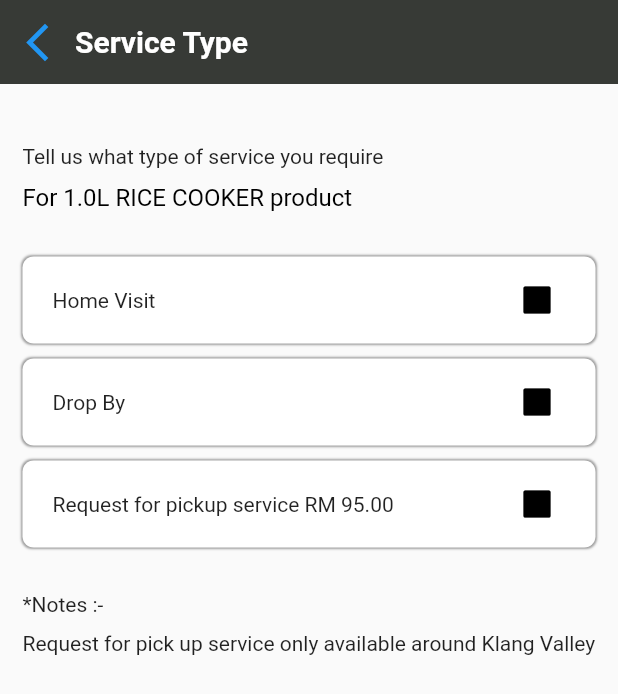
After one commit to Villva-Tharisan/khind, a Flutter app: the ProductModel screen opened by its route, after a tap on "Request Repair", on a phone screen of 412 x 824 dp. The commit adds this screen. Shown: the top 694 px of the screen. Run offline on Flutter 3.47's test engine with Material 2 defaults, Android fonts, the phone set to English and light mode, and no system bars; our stand-ins replace animated_bottom_navigation_bar, auto_size_text, file_picker, flutter_dotenv, flutter_secure_storage, hexcolor and 2 more; missing offline and left inert: flutter_inappwebview, http_interceptor, qr_code_scanner; accounts and stored records are empty; network calls fail; statements that could not run were skipped.

Commit message:
service request screen (service type)

```diff
--- a/lib/router.dart
+++ b/lib/router.dart
@@ -12,6 +12,8 @@ import 'package:khind/screens/signin.dart';
 import 'package:khind/screens/signup.dart';
 import 'package:khind/screens/forgot_password.dart';
 import 'package:khind/screens/home.dart';
+
+import 'screens/service_type.dart';
 
 class AppRouter {
   static const String initialRoute = "/";
@@ -58,10 +60,14 @@ class AppRouter {
       case 'productModel':
         return MaterialPageRoute(builder: (_) => ProductModel());
 
+      case 'serviceType':
+        return MaterialPageRoute(builder: (_) => ServiceType());
+
       default:
         return MaterialPageRoute(
-            builder: (_) =>
-                Scaffold(body: Center(child: Text('No route defined for ${settings.name}'))));
+            builder: (_) => Scaffold(
+                body: Center(
+                    child: Text('No route defined for ${settings.name}'))));
     }
   }
 
--- a/lib/screens/mypurchases.dart
+++ b/lib/screens/mypurchases.dart
@@ -62,7 +62,8 @@ class _MyPurchasesState extends State<MyPurchases> {
 
     if (response.statusCode == 200) {
       Map resp = json.decode(response.body);
-      var purchases = (resp['data'] as List).map((i) => Purchase.fromJson(i)).toList();
+      var purchases =
+          (resp['data'] as List).map((i) => Purchase.fromJson(i)).toList();
 
       setState(() {
         _myPurchase = purchases;
@@ -138,12 +139,13 @@ class _MyPurchasesState extends State<MyPurchases> {
                     height: 10,
                   ),
                   Container(
-                    height: height * 0.5,
+                    height: height * 0.65,
                     child: _myPurchase.isEmpty
                         ? Center(
                             child: Padding(
                               padding: const EdgeInsets.all(16),
-                              child: Text("No more data to show, tap to refresh",
+                              child: Text(
+                                  "No more data to show, tap to refresh",
                                   style: TextStyle(color: Colors.black)),
                             ),
                           )
@@ -158,23 +160,23 @@ class _MyPurchasesState extends State<MyPurchases> {
                             },
                           ),
                   ),
-                  SizedBox(
-                    height: height * 0.08,
-                  ),
-                  GestureDetector(
-                    onTap: () {},
-                    child: Container(
-                      height: 40,
-                      width: width * 0.4,
-                      padding: EdgeInsets.all(5),
-                      decoration: BoxDecoration(
-                        // color: Color(0xFFEFF0EF),
-                        color: Colors.grey.withOpacity(0.3),
-                        // borderRadius: BorderRadius.circular(7.5),
-                      ),
-                      child: Text('Out of Warranty but Request Repair'),
-                    ),
-                  )
+                  // SizedBox(
+                  //   height: height * 0.08,
+                  // ),
+                  // GestureDetector(
+                  //   onTap: () {},
+                  //   child: Container(
+                  //     height: 40,
+                  //     width: width * 0.4,
+                  //     padding: EdgeInsets.all(5),
+                  //     decoration: BoxDecoration(
+                  //       // color: Color(0xFFEFF0EF),
+                  //       color: Colors.grey.withOpacity(0.3),
+                  //       // borderRadius: BorderRadius.circular(7.5),
+                  //     ),
+                  //     child: Text('Out of Warranty but Request Repair'),
+                  //   ),
+                  // )
                 ],
               ),
             )
--- a/lib/screens/news.dart
+++ b/lib/screens/news.dart
@@ -162,9 +162,11 @@ class NewsCard extends StatelessWidget {
                 ),
                 Text(
                   DateFormat('dd/MM/yyyy').format(
-                          DateFormat('yyyy-MM-dd hh:mm:ss').parse(news!.createdAt!.toString())) +
+                          DateFormat('yyyy-MM-dd hh:mm:ss')
+                              .parse(news!.createdAt!.toString())) +
                       " | ${category!}",
-                  style: TextStyle(height: 2, fontSize: 12, color: Colors.black),
+                  style:
+                      TextStyle(height: 2, fontSize: 12, color: Colors.black),
                 ),
               ],
             ),
--- a/lib/screens/product_model.dart
+++ b/lib/screens/product_model.dart
@@ -171,7 +171,12 @@ class _ProductModelState extends State<ProductModel> {
                       ),
                       color: Colors.grey.withOpacity(0.3),
                       textColor: Colors.black,
-                      onPressed: () {},
+                      onPressed: () {
+                        Navigator.pushNamed(
+                          context,
+                          'serviceType',
+                        );
+                      },
                     ),
                   ),
                   SizedBox(
@@ -180,7 +185,7 @@ class _ProductModelState extends State<ProductModel> {
                   Container(
                     child: FlatButton(
                       child: Text(
-                        'Request Repair',
+                        'Extend Warranty',
                         // style: TextStyle(fontSize: 20.0),
                       ),
                       color: Colors.grey.withOpacity(0.3),
@@ -203,7 +208,17 @@ class _ProductModelState extends State<ProductModel> {
                       ),
                       color: Colors.grey.withOpacity(0.3),
                       textColor: Colors.black,
-                      onPressed: () {},
+                      onPressed: () {
+                        Helpers.showAlert(context,
+                            okTitle: "Yes",
+                            noTitle: "No",
+                            // title: "Sign out confirmation",
+                            desc:
+                                "Do you want to remove this product from 'My Purchase'",
+                            hasAction: true,
+                            hasCancel: true,
+                            onPressed: () async {});
+                      },
                     ),
                   ),
                 ],
--- /dev/null
+++ b/lib/screens/service_type.dart
@@ -0,0 +1,129 @@
+import 'package:flutter/material.dart';
+import 'package:khind/util/helpers.dart';
+
+class ServiceType extends StatefulWidget {
+  @override
+  _ServiceTypeState createState() => _ServiceTypeState();
+}
+
+class _ServiceTypeState extends State<ServiceType> {
+  GlobalKey<ScaffoldState> _scaffoldKey = new GlobalKey<ScaffoldState>();
+  String isChecked = "";
+  List<String> _serviceTypes = [
+    'Home Visit',
+    'Drop By',
+    'Request for pickup service RM 95.00',
+  ];
+
+  @override
+  Widget build(BuildContext context) {
+    Color getColor(Set<MaterialState> states) {
+      const Set<MaterialState> interactiveStates = <MaterialState>{
+        MaterialState.pressed,
+        MaterialState.hovered,
+        MaterialState.focused,
+      };
+      if (states.any(interactiveStates.contains)) {
+        return Colors.blue;
+      }
+      return Colors.black;
+    }
+
+    return Scaffold(
+      appBar: Helpers.customAppBar(context, _scaffoldKey,
+          title: "Service Type", hasActions: false, isBack: true),
+      body: Container(
+        width: double.infinity,
+        height: double.infinity,
+        padding: const EdgeInsets.symmetric(
+          vertical: 20,
+          horizontal: 15,
+        ),
+        child: Column(
+          crossAxisAlignment: CrossAxisAlignment.start,
+          children: [
+            SizedBox(
+              height: 20,
+            ),
+            Container(
+              child: Column(
+                crossAxisAlignment: CrossAxisAlignment.start,
+                children: [
+                  Text('Tell us what type of service you require'),
+                  SizedBox(
+                    height: 10,
+                  ),
+                  Text(
+                    'For 1.0L RICE COOKER product',
+                    style: TextStyle(
+                        // height: 2,
+                        fontSize: 16,
+                        color: Colors.black,
+                        fontWeight: FontWeight.w400),
+                  ),
+                ],
+              ),
+            ),
+            SizedBox(
+              height: 30,
+            ),
+            ..._serviceTypes
+                .map((e) => new Container(
+                      width: double.infinity,
+                      margin: EdgeInsets.only(bottom: 10),
+                      padding: EdgeInsets.only(
+                          left: 20, right: 15, top: 5, bottom: 5),
+                      decoration: BoxDecoration(
+                        color: Colors.white,
+                        boxShadow: [
+                          BoxShadow(
+                            blurRadius: 0.5,
+                            color: Colors.grey,
+                            spreadRadius: 0.5,
+                            // offset:
+                          ),
+                        ],
+                        borderRadius: BorderRadius.circular(7.5),
+                      ),
+                      child: Row(
+                        mainAxisAlignment: MainAxisAlignment.spaceBetween,
+                        children: [
+                          Text(e),
+                          Checkbox(
+                            checkColor: Colors.white,
+                            fillColor:
+                                MaterialStateProperty.resolveWith(getColor),
+                            value: isChecked == e ? true : false,
+                            onChanged: (value) {
+                              setState(() {
+                                isChecked = e;
+                              });
+                            },
+                          ),
+                        ],
+                      ),
+                    ))
+                .toList(),
+            SizedBox(
+              height: 20,
+            ),
+            Container(
+              child: Column(
+                crossAxisAlignment: CrossAxisAlignment.start,
+                children: [
+                  Text('*Notes :-'),
+                  SizedBox(
+                    height: 10,
+                  ),
+                  Text(
+                    'Request for pick up service only available around Klang Valley',
+                  ),
+                ],
+              ),
+            ),
+          ],
+        ),
+      ),
+    );
+  }
+}
```
